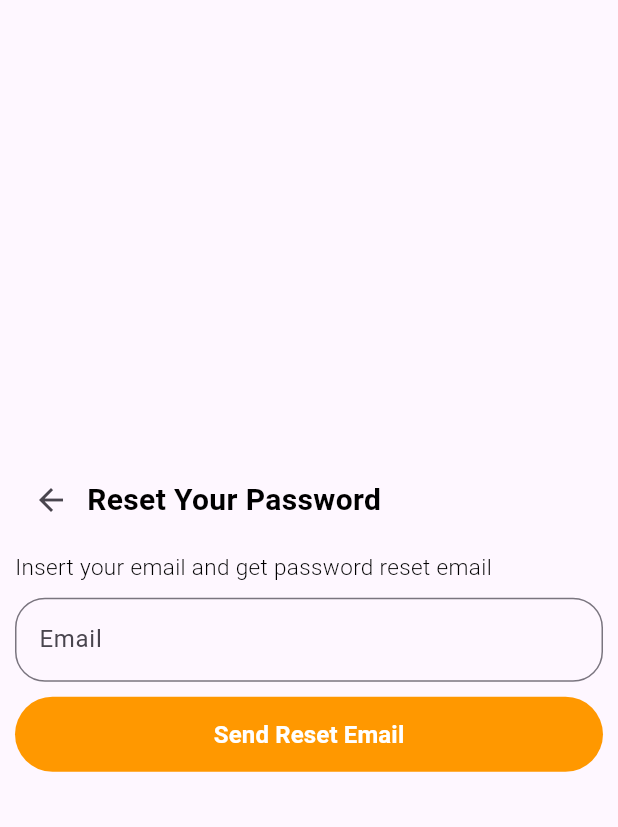
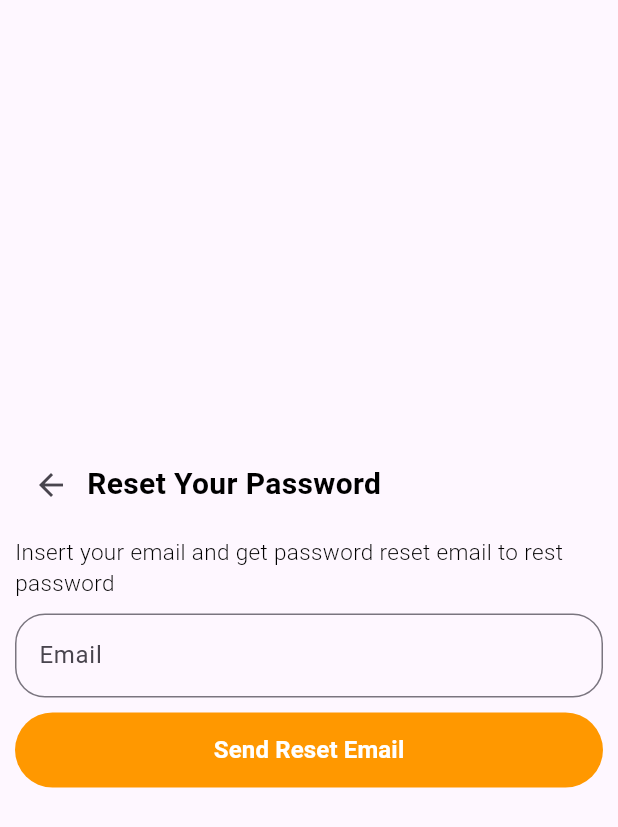
Before and after one commit to migarakavishan/littletherapist, a Flutter app: the ForgotPassword screen opened directly, on a phone screen of 412 x 824 dp. Shown: the top 827 px of the screen. Run offline on Flutter 3.47's test engine with Material 3 defaults, Android fonts, the light colour scheme and no system bars; our stand-ins replace carousel_slider, flutter_animate.

Commit message:
Update forgot_password.dart
new branch for add firebase

```diff
--- a/lib/screens/auth_screen/forgot_password/forgot_password.dart
+++ b/lib/screens/auth_screen/forgot_password/forgot_password.dart
@@ -36,7 +36,7 @@ class _ForgotPasswordState extends State<ForgotPassword> {
                 height: 10,
               ),
               const Text(
-                "Insert your email and get password reset email",
+                "Insert your email and get password reset email to rest password",
                 style: TextStyle(
                     color: Colors.black,
                     fontSize: 15,
```
